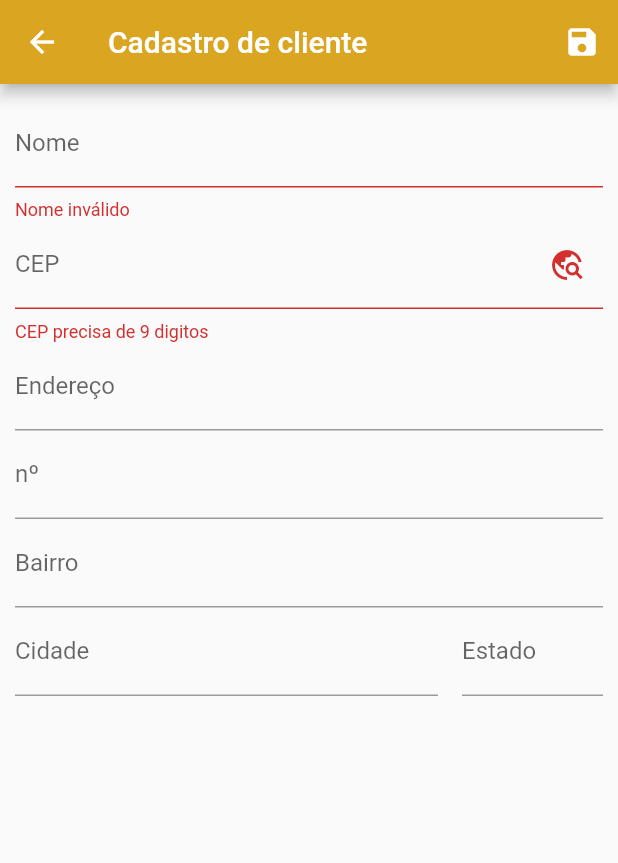
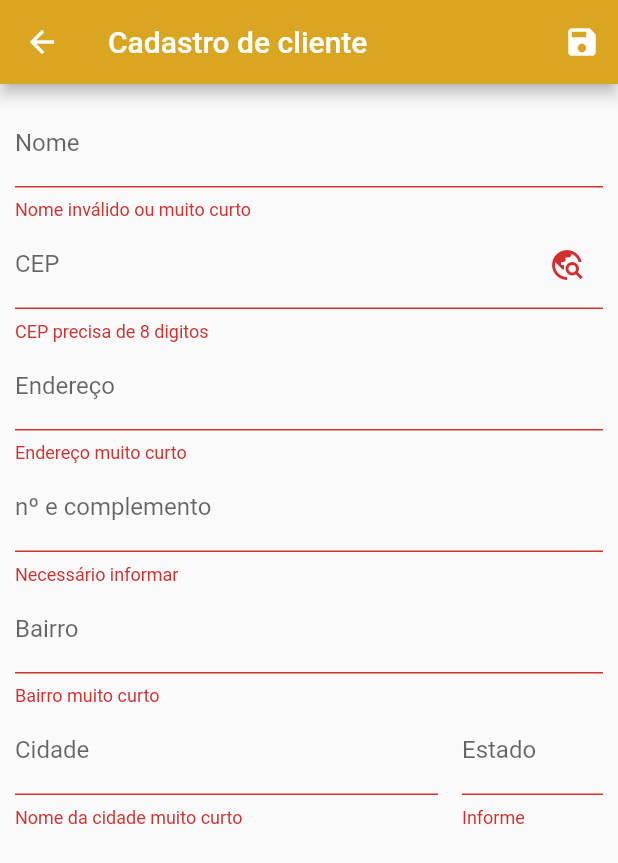
Before and after one commit to RonnieAguiar/GesF, a Flutter app: the ClienteForm screen opened by its route, after a tap on the "save" icon, on a phone screen of 412 x 824 dp. Shown: the top 863 px of the screen. Run offline on Flutter 3.47's test engine with Material 2 defaults, Android fonts, the phone set to English and light mode, and no system bars.

Commit message:
Cliente Form

```diff
--- a/lib/views/cliente_form.dart
+++ b/lib/views/cliente_form.dart
@@ -1,8 +1,13 @@
 import 'package:flutter/material.dart';
 import 'package:flutter/services.dart';
+import 'package:medicao/models/cliente_model.dart';
+import 'package:medicao/provider/provider_clientes.dart';
+import 'package:provider/provider.dart';
 
 class ClienteForm extends StatelessWidget {
   final _form = GlobalKey<FormState>();
+  final Map<String, String> _formData = {};
+
   @override
   Widget build(BuildContext context) {
     return Scaffold(
@@ -12,10 +17,22 @@ class ClienteForm extends StatelessWidget {
           IconButton(
             icon: Icon(Icons.save),
             onPressed: () {
-              // TODO: Fazer validação do form
-              final isValid = _form.currentState.validate();
+              // TODO Fazer validação do form
+              final isValid = _form.currentState!.validate();
               if (isValid) {
-                _form.currentState.save();
+                _form.currentState!.save();
+                Provider.of<Clientes>(context, listen: false).put(Cliente(
+                  id: _formData['id'] != null
+                      ? int.parse(_formData['id']!)
+                      : -1,
+                  nome: _formData['nome']!,
+                  cep: _formData['cep']!,
+                  logradouro: _formData['logradouro']!,
+                  numero: _formData['numero']!,
+                  bairro: _formData['bairro']!,
+                  cidade: _formData['cidade']!,
+                  estado: _formData['estado']!,
+                ));
                 Navigator.of(context).pop();
               }
             },
@@ -29,49 +46,61 @@ class ClienteForm extends StatelessWidget {
           child: Column(
             children: [
               TextFormField(
+                onSaved: (value) => _formData['nome'] = value!,
+                validator: (value) {
+                  return value == null ||
+                          value.trim().isEmpty ||
+                          value.trim().length < 3
+                      ? 'Nome inválido ou muito curto'
+                      : null;
+                },
                 decoration: InputDecoration(labelText: 'Nome'),
-                validator: (value) {
-                  if (value == null || value.trim().isEmpty) {
-                    return 'Nome inválido';
-                  }
-                  if (value.trim().length < 3) {
-                    return 'Nome muito curto';
-                  }
-                  return null;
-                },
-                onSaved: (value) {
-                  print(value);
-                },
               ),
               TextFormField(
+                onSaved: (value) => _formData['cep'] = value!,
+                validator: (value) {
+                  return value!.trim().isEmpty || value.length < 8
+                      ? 'CEP precisa de 8 digitos'
+                      : null;
+                },
                 decoration: InputDecoration(
                   labelText: "CEP",
                   suffixIcon: IconButton(
                     icon: Icon(Icons.travel_explore),
                     onPressed: () {
-                      // FIXME:Realizar importação de dados de endereço
+                      // TODO Realizar importação de dados de endereço
                     },
                   ),
                 ),
-                validator: (value){
-                  if(value.trim().isEmpty || value.length<9){
-                    return 'CEP precisa de 9 digitos';
-                  }
-                  return null;
-                },
                 keyboardType: TextInputType.number,
                 inputFormatters: [
                   FilteringTextInputFormatter.digitsOnly,
-                  LengthLimitingTextInputFormatter(9),
+                  LengthLimitingTextInputFormatter(8),
                 ],
               ),
               TextFormField(
+                onSaved: (value) => _formData['logradouro'] = value!,
+                validator: (value) {
+                  return value!.trim().isEmpty || value.length < 4
+                      ? 'Endereço muito curto'
+                      : null;
+                },
                 decoration: InputDecoration(labelText: "Endereço"),
               ),
               TextFormField(
-                decoration: InputDecoration(labelText: "nº"),
+                onSaved: (value) => _formData['numero'] = value!,
+                validator: (value) {
+                  return value!.trim().isEmpty ? 'Necessário informar' : null;
+                },
+                decoration: InputDecoration(labelText: "nº e complemento"),
               ),
               TextFormField(
+                onSaved: (value) => _formData['bairro'] = value!,
+                validator: (value) {
+                  return value!.trim().isEmpty || value.length < 4
+                      ? 'Bairro muito curto'
+                      : null;
+                },
                 decoration: InputDecoration(labelText: "Bairro"),
               ),
               Row(
@@ -79,13 +108,27 @@ class ClienteForm extends StatelessWidget {
                   Expanded(
                     flex: 3,
                     child: TextFormField(
+                      onSaved: (value) => _formData['cidade'] = value!,
+                      validator: (value) {
+                        return value!.length < 3
+                            ? 'Nome da cidade muito curto'
+                            : null;
+                      },
                       decoration: InputDecoration(labelText: "Cidade"),
                     ),
                   ),
                   VerticalDivider(),
                   Expanded(
                     child: TextFormField(
+                      onSaved: (value) =>
+                          _formData['estado'] = value!.toUpperCase(),
+                      validator: (value) {
+                        return value!.length != 2 ? 'Informe' : null;
+                      },
                       decoration: InputDecoration(labelText: "Estado"),
+                      keyboardType: TextInputType.name,
+                      inputFormatters: [LengthLimitingTextInputFormatter(2)],
+                      textCapitalization: TextCapitalization.characters,
                     ),
                   ),
                 ],
```
